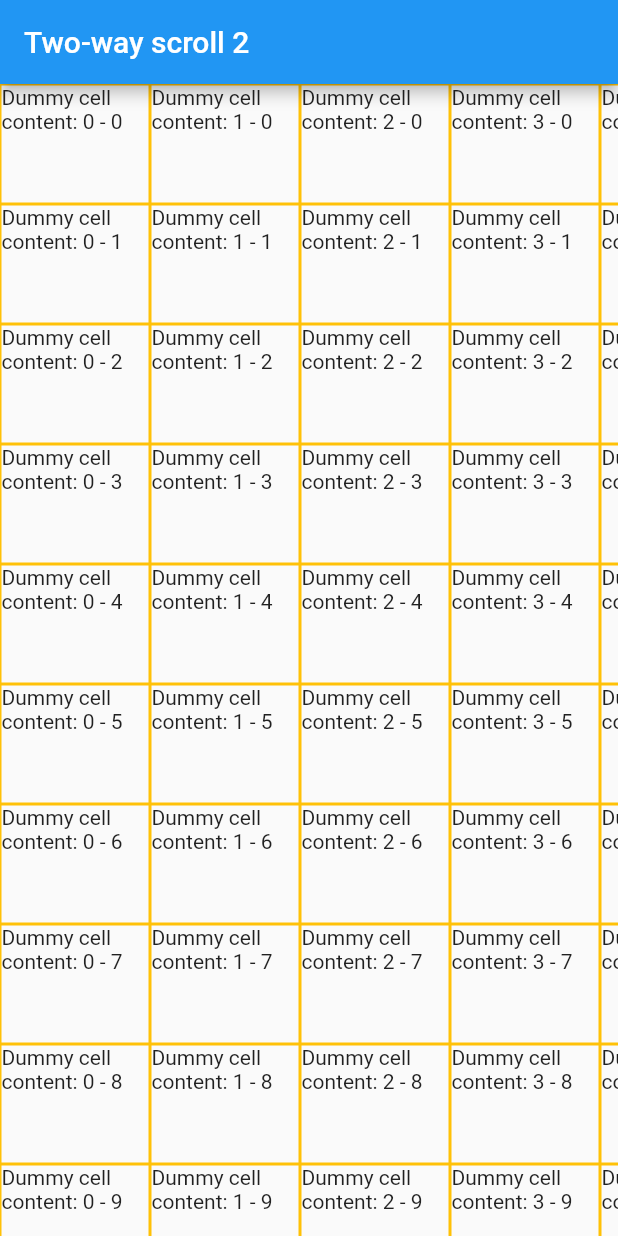
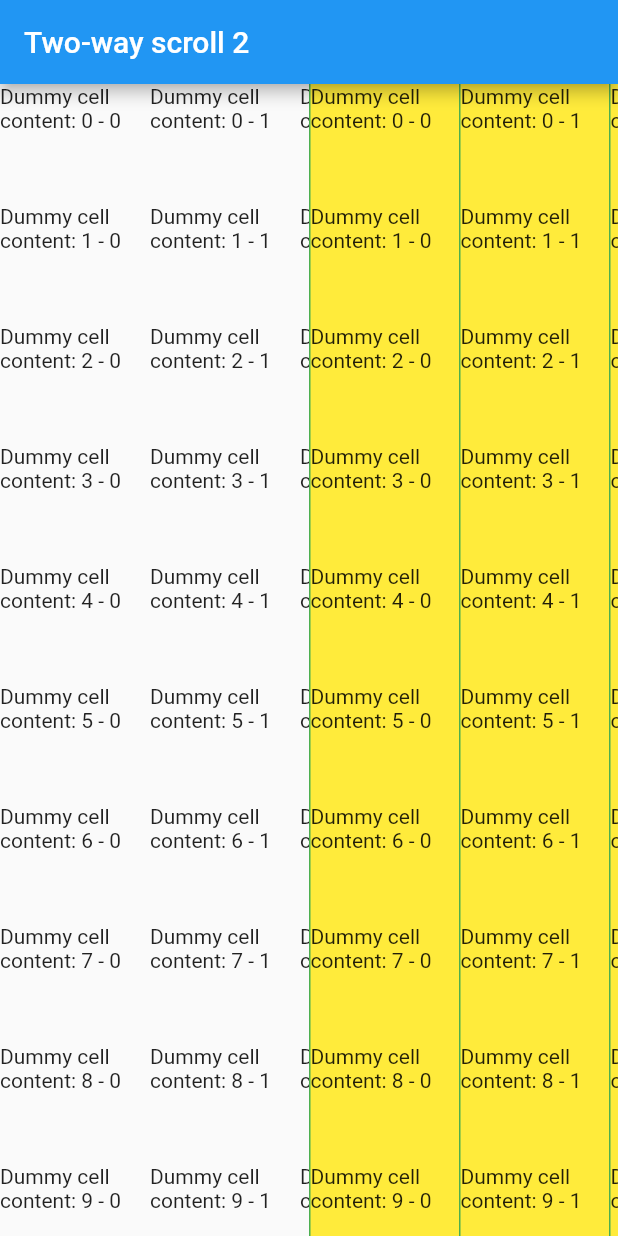
Before and after one commit to apps-transround/scroll_test, a Flutter app: the screen it shows after launch, on a phone screen of 412 x 824 dp. Run offline on Flutter 3.47's test engine with Material 2 defaults, Android fonts, the phone set to English and light mode, and no system bars.

Commit message:
Two sided layout.

```diff
--- /dev/null
+++ b/lib/cell_widget.dart
@@ -0,0 +1,29 @@
+import 'package:flutter/material.dart';
+
+class CellWidget extends StatelessWidget {
+  final int row;
+  final int column;
+  final bool fancy;
+
+  const CellWidget({Key key, this.row, this.column, this.fancy}) : super(key: key);
+
+  @override
+  Widget build(BuildContext context) {
+    return Container(
+        decoration: BoxDecoration(
+// by removing this border, FPS goes up to normal
+          color: fancy ? Colors.yellow : null,
+          border: fancy
+              ? Border(
+                  // color: Colors.amber.shade300,
+                  left: BorderSide(color: Colors.green),
+                )
+              : null,
+//
+        ),
+        child: Text(
+          'Dummy cell content: $row - $column',
+          // style: Theme.of(context).textTheme.bodyText2,
+        ));
+  }
+}
--- a/lib/main.dart
+++ b/lib/main.dart
@@ -1,4 +1,5 @@
 import 'package:flutter/material.dart';
+import 'package:scroll_test/two_way_scroll_widget.dart';
 
 void main() {
   runApp(
@@ -18,128 +19,22 @@ class ScrollTest extends StatelessWidget {
       appBar: AppBar(
         title: Text('Two-way scroll 2'),
       ),
-            body: SingleChildScrollView(
-              child: SingleChildScrollView(
-                  scrollDirection: Axis.horizontal,
-                  child: Column(mainAxisSize: MainAxisSize.max, children: <Widget>[
-                    ...List.generate(
-                      rowCount,
-                      (int i) => Row(children: [
-                        ...List.generate(
-                          columnCount,
-                          (int j) => Container(
-                            width: 100,
-                            height: 80,
-                            child: contentCellBuilder(j, i),
+      body: Row(
+        // mainAxisSize: MainAxisSize.max,
+        // crossAxisAlignment: CrossAxisAlignment.stretch,
+        children: [
+          TwoWayScroll(
+            rowCount: rowCount,
+            columnCount: columnCount,
+            fancy: false,
           ),
+          TwoWayScroll(
+            rowCount: rowCount,
+            columnCount: columnCount,
+            fancy: true,
           ),
-                      ]),
+        ],
       ),
-                  ])),
-            )));
-/*
-            body: ListView(children: <Widget>[
-              ...List.generate(
-                rowCount,
-                (int i) => SingleChildScrollView(
-                  scrollDirection: Axis.horizontal,
-                  child: Row(children: [
-                    ...List.generate(
-                      columnCount,
-                      (int j) => Container(
-                        width: 100,
-                        height: 80,
-                        child: contentCellBuilder(j, i),
-                      ),
-                    ),
-                  ]),
-                ),
-              ),
-            ])));
-*/
-  }
-
-  Widget contentCellBuilder(int i, int j) {
-    return Container(
-        clipBehavior: Clip.hardEdge,
-        decoration: BoxDecoration(
-// by removing this border, FPS goes up to normal
-          border: Border.all(
-            color: Colors.amber,
-            // left: BorderSide(color: Colors.green),
-          ),
-//
-        ),
-        child: Text(
-          'Dummy cell content: $i - $j',
     ));
   }
 }
-
-class WebScrollTestNoB extends StatelessWidget {
-  final int rowCount = 90;
-  final int columnCount = 90;
-
-  @override
-  Widget build(BuildContext context) {
-    return MaterialApp(
-        home: Scaffold(
-            appBar: AppBar(
-              title: Text('Two-way scroll'),
-            ),
-            body: SingleChildScrollView(
-              child: SingleChildScrollView(
-                  scrollDirection: Axis.horizontal,
-                  child: Column(mainAxisSize: MainAxisSize.max, children: <Widget>[
-                    ...List.generate(
-                      rowCount,
-                      (int i) => Row(children: [
-                        ...List.generate(
-                          columnCount,
-                          (int j) => Container(
-                            width: 100,
-                            height: 80,
-                            child: contentCellBuilder(j, i),
-                          ),
-                        ),
-                      ]),
-                    ),
-                  ])),
-            )));
-/*
-            body: ListView(children: <Widget>[
-              ...List.generate(
-                rowCount,
-                (int i) => SingleChildScrollView(
-                  scrollDirection: Axis.horizontal,
-                  child: Row(children: [
-                    ...List.generate(
-                      columnCount,
-                      (int j) => Container(
-                        width: 100,
-                        height: 80,
-                        child: contentCellBuilder(j, i),
-                      ),
-                    ),
-                  ]),
-                ),
-              ),
-            ])));
-*/
-  }
-
-  Widget contentCellBuilder(int i, int j) {
-    return Container(
-        clipBehavior: Clip.hardEdge,
-        decoration: BoxDecoration(
-// by removing this border, FPS goes up to normal
-//           border: Border(
-//             left: BorderSide(color: Colors.green),
-//           ),
-//
-            ),
-        child: Text(
-          'Dummy cell content: $i - $j',
-        ));
-  }
-}
--- /dev/null
+++ b/lib/two_way_scroll_widget.dart
@@ -0,0 +1,63 @@
+import 'package:flutter/material.dart';
+
+import 'cell_widget.dart';
+
+class TwoWayScroll extends StatelessWidget {
+  final Widget child;
+  final int rowCount;
+  final int columnCount;
+  final bool fancy;
+
+  const TwoWayScroll({Key key, this.child, this.rowCount = 30, this.columnCount = 30, this.fancy}) : super(key: key);
+
+  @override
+  Widget build(BuildContext context) {
+    return Expanded(
+        child: SingleChildScrollView(
+      child: SingleChildScrollView(
+          scrollDirection: Axis.horizontal,
+          child: Column(mainAxisSize: MainAxisSize.max, children: <Widget>[
+            ...List.generate(
+              rowCount,
+              (int i) => Row(children: [
+                ...List.generate(
+                  columnCount,
+                  (int j) => Container(
+                    width: 100,
+                    height: 80,
+                    child: CellWidget(
+                      row: i,
+                      column: j,
+                      fancy: fancy,
+                    ),
+                  ),
+                ),
+              ]),
+            ),
+          ])),
+    ));
+    // child: ListView(children: <Widget>[
+    //   ...List.generate(
+    //     rowCount,
+    //     (int i) => SingleChildScrollView(
+    //       scrollDirection: Axis.horizontal,
+    //       child: Row(children: [
+    //         ...List.generate(
+    //           columnCount,
+    //           (int j) => Container(
+    //             width: 100,
+    //             height: 80,
+    //             child: CellWidget(
+    //               row: i,
+    //               column: j,
+    //               fancy: fancy,
+    //             ),
+    //           ),
+    //         ),
+    //       ]),
+    //     ),
+    //   ),
+    // ]),
+    // );
+  }
+}
```
Lines whose indentation alone changed are shown as unchanged.
